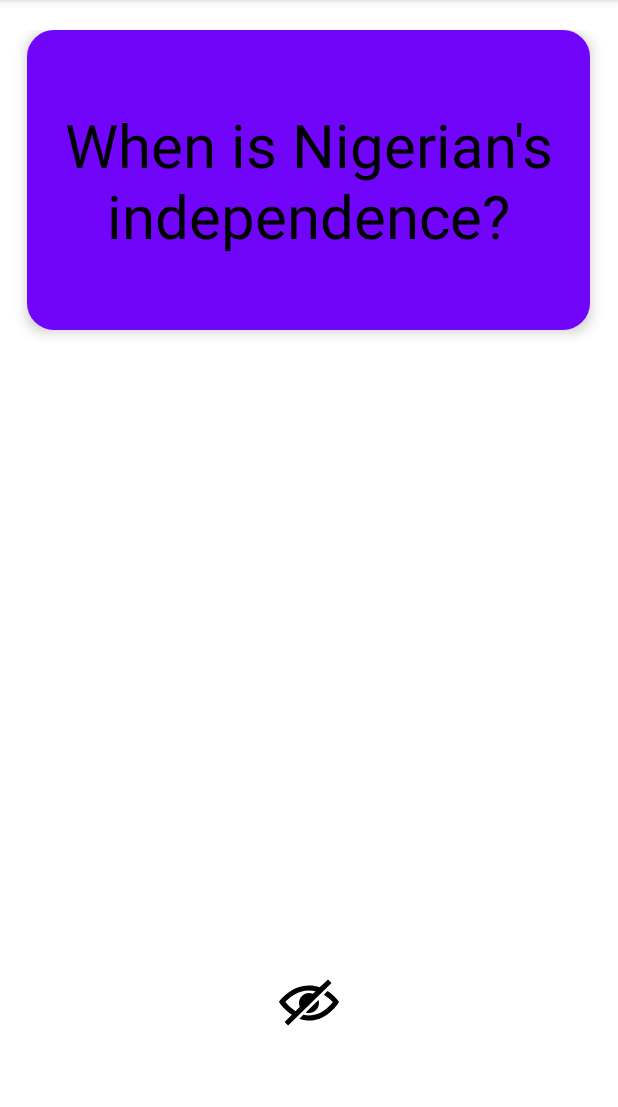
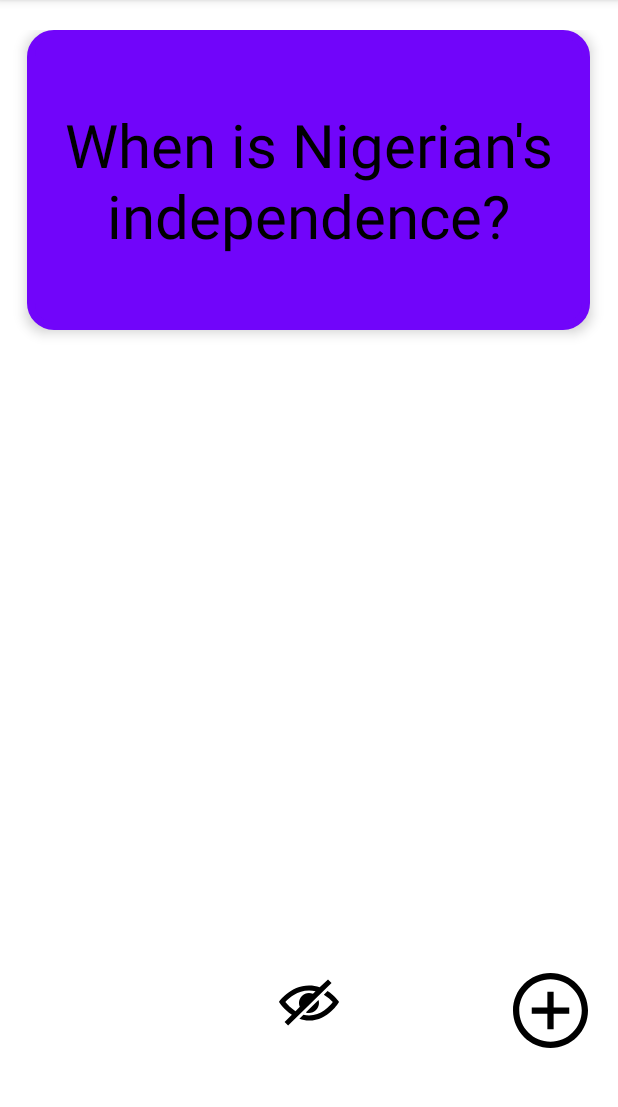
Before and after one commit to martinsufio/flashcard1, an Android app: the screen it shows after launch (MainActivity), on a phone screen of 412 x 824 dp, the part 84-1191 px from its top. Run offline under Robolectric (Android 15) with nearby library versions, the phone set to English and light mode, and no system bars.

Commit message:
Update activity_main.xml

```diff
--- a/app/src/main/res/layout/activity_main.xml
+++ b/app/src/main/res/layout/activity_main.xml
@@ -126,6 +126,19 @@
 
         />
 
+    <ImageView
+        android:layout_width="50dp"
+        android:layout_height="50dp"
+        android:id="@+id/addCard"
+        android:src="@drawable/plussign"
+        android:layout_below="@+id/answer5"
+        android:layout_marginTop="250dp"
+        android:layout_marginRight="20dp"
+        android:layout_alignParentRight="true"
+        android:visibility="visible"
+
+        />
+
 
 
 
```
